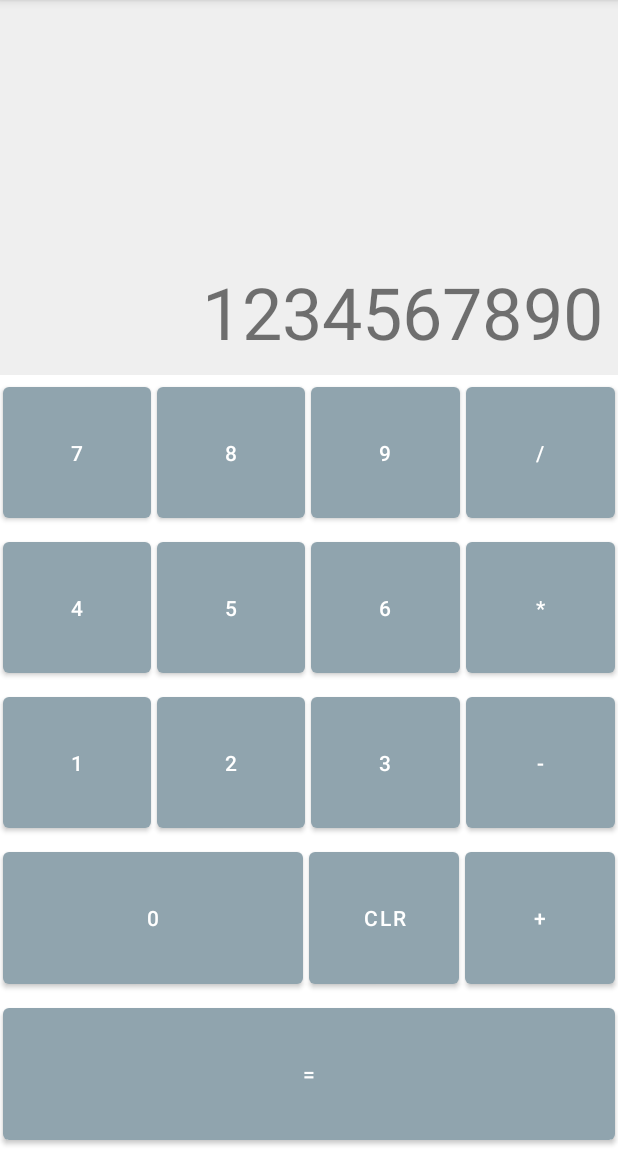
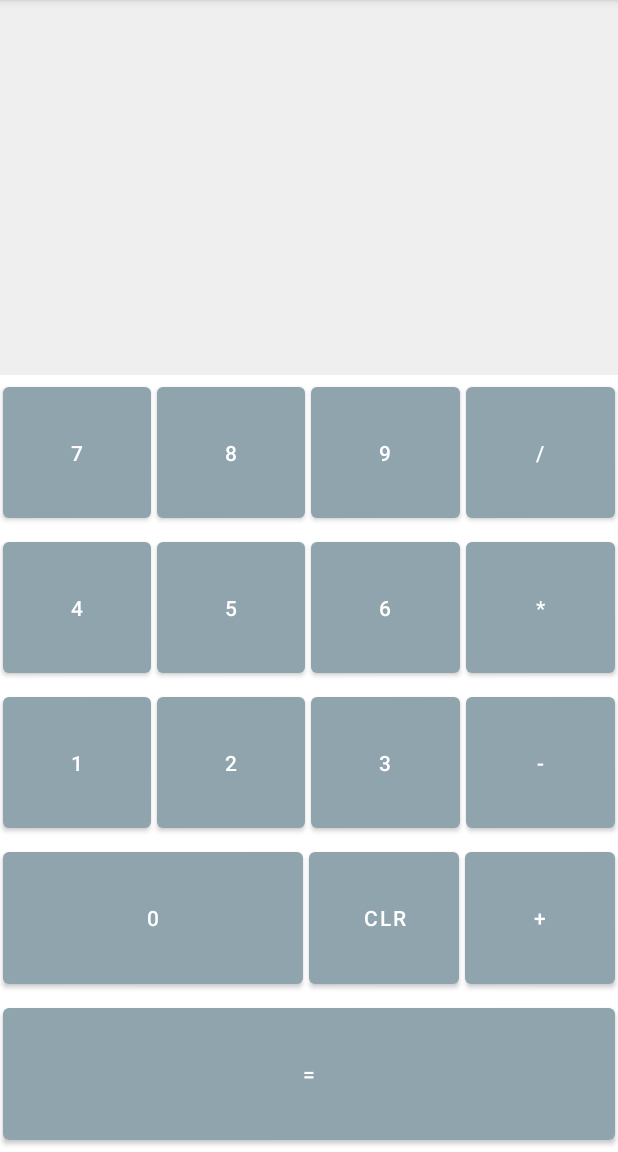
Before and after one commit to dkurganskii/kotlin-my-calculator, an Android app: the screen it shows after launch (MainActivity), after a tap on "CLR", on a phone screen of 412 x 824 dp, the part 84-1236 px from its top. Run offline under Robolectric (Android 15) with nearby library versions, the phone set to English and light mode, and no system bars.

Commit message:
implement the clr functionality

```diff
--- a/app/src/main/java/com/dk/mycalculator/MainActivity.kt
+++ b/app/src/main/java/com/dk/mycalculator/MainActivity.kt
@@ -3,15 +3,26 @@ package com.dk.mycalculator
 import androidx.appcompat.app.AppCompatActivity
 import android.os.Bundle
 import android.view.View
+import android.widget.Button
+import android.widget.TextView
 import android.widget.Toast
 
 class MainActivity : AppCompatActivity() {
+
+    private var tvInput: TextView? = null
+
     override fun onCreate(savedInstanceState: Bundle?) {
         super.onCreate(savedInstanceState)
         setContentView(R.layout.activity_main)
+
+        tvInput = findViewById(R.id.tvInput)
     }
 
-    fun onDigit(view:View){
-        Toast.makeText(this, "Button clicked", Toast.LENGTH_LONG).show()
+    fun onDigit(view: View) {
+        tvInput?.append((view as Button).text)
+    }
+
+    fun onClear(view: View){
+        tvInput?.text = ""
     }
 }
--- a/app/src/main/res/layout/activity_main.xml
+++ b/app/src/main/res/layout/activity_main.xml
@@ -8,12 +8,12 @@
     tools:context=".MainActivity">
 
     <TextView
+        android:id="@+id/tvInput"
         android:layout_width="match_parent"
         android:layout_height="250dp"
         android:background="@color/lightGrey"
         android:gravity="end|bottom"
         android:padding="10dp"
-        android:text="@string/cal_text"
         android:textSize="48sp" />
 
     <LinearLayout
@@ -176,7 +176,7 @@
             android:layout_height="match_parent"
             android:layout_margin="2dp"
             android:layout_weight="1"
-            android:onClick="onDigit"
+            android:onClick="onClear"
             android:text="@string/clr"
             tools:ignore="UsingOnClickInXml" />
 
--- a/app/src/main/res/values/strings.xml
+++ b/app/src/main/res/values/strings.xml
@@ -1,6 +1,6 @@
 <resources>
     <string name="app_name">MyCalculator</string>
-    <string name="cal_text">1234567890</string>
+    <string name="cal_text">0</string>
     <string name="_7">7</string>
     <string name="_8">8</string>
     <string name="_9">9</string>
```
